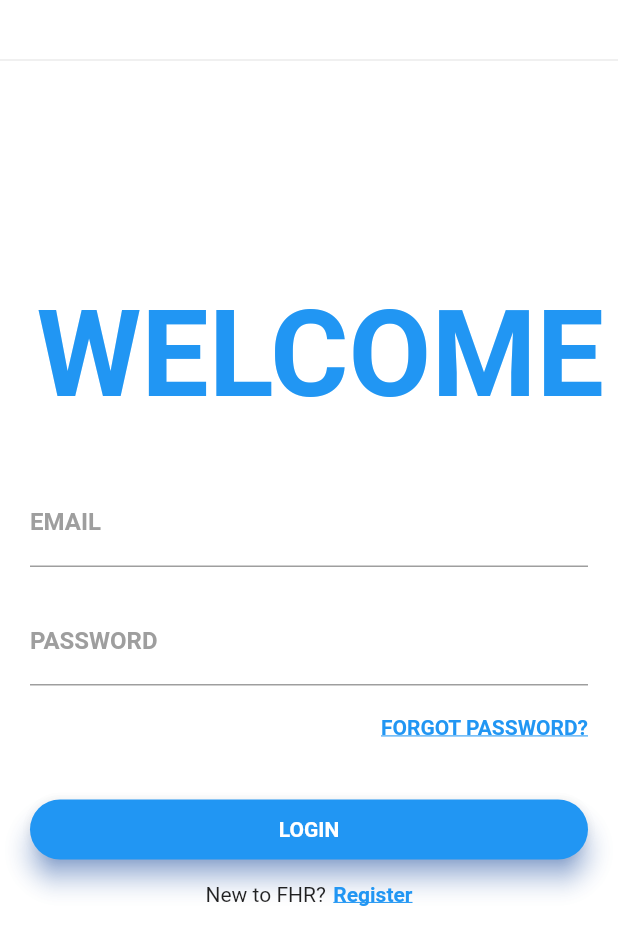
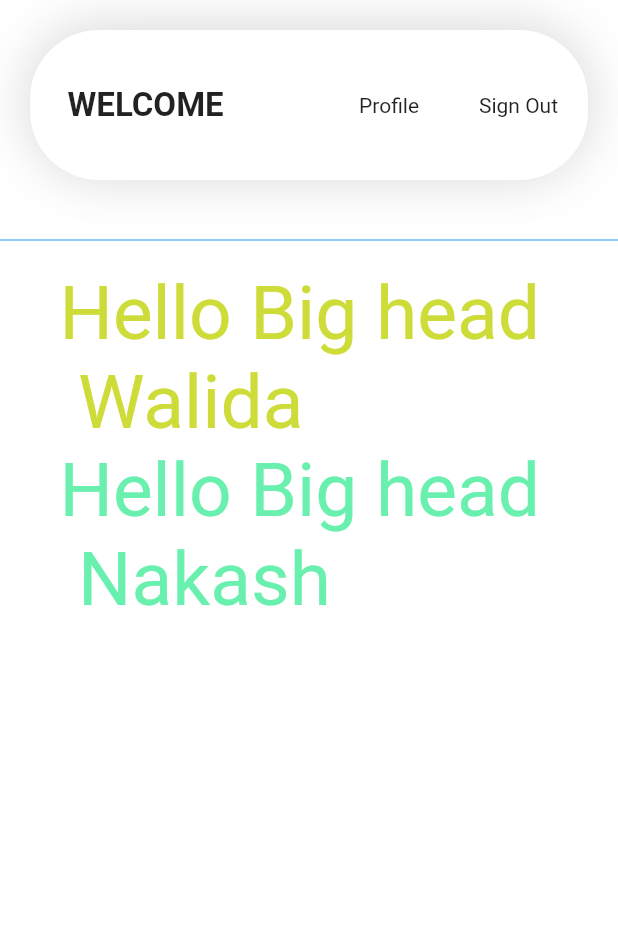
Before and after one commit to famcydaware/csc506-Assignment, a Flutter app: the screen it shows after launch, after a tap on "LOGIN", on a phone screen of 412 x 824 dp. Shown: the top 945 px of the screen. Run offline on Flutter 3.47's test engine with Material 2 defaults, Android fonts, the light colour scheme and no system bars; Roboto replaces fonts that are missing (Monserrat, Montserrat).

Commit message:
homepage and signup page created

```diff
--- /dev/null
+++ b/lib/home.dart
@@ -0,0 +1,76 @@
+import'package:flutter/material.dart';
+import 'main.dart';
+
+class MyHome extends StatefulWidget {
+@override
+_MyHomeState createState() => _MyHomeState();
+}
+
+class _MyHomeState extends State<MyHome>{
+@override
+Widget build(BuildContext context){
+return new Scaffold(
+resizeToAvoidBottomInset:true,
+backgroundColor:Colors.white38,
+body:Column(
+children:[
+Container(
+margin:EdgeInsets.all(20),
+padding:EdgeInsets.all(20),
+decoration:BoxDecoration(
+color:Colors.white,
+borderRadius:BorderRadius.circular(46),
+boxShadow:[
+BoxShadow(
+offset:Offset(0,-2),
+blurRadius:30,
+color:Colors.black.withOpacity(0.16),
+)
+]),
+child:Row(
+children:<Widget>[
+SizedBox(
+width:5,
+),
+Text(
+  "Welcome".toUpperCase(),
+style: TextStyle(fontSize:22,fontWeight:FontWeight.bold),
+),
+Spacer(),
+InkWell(
+  child:Text('Profile'),
+onTap:(){},
+),
+SizedBox(
+height:60,
+width:40,
+),
+InkWell(
+child:Text('Sign Out'),
+onTap:(){
+Navigator.push(
+context,
+new MaterialPageRoute(
+builder:(context) =>MyHomePage()));
+},
+),
+],
+),
+),
+Divider(
+height:40,
+color:Colors.blue,
+),
+Text(
+'Hello Big head \n Walida',
+style:TextStyle(color:Colors.lime,fontSize:50),
+),
+Text(
+'Hello Big head \n Nakash',
+style:TextStyle(color:Colors.greenAccent,fontSize:50),
+)
+],
+),
+);
+}
+}
--- a/lib/main.dart
+++ b/lib/main.dart
@@ -1,5 +1,6 @@
 import 'package:flutter/material.dart';
-import 'package:helloworld/signup.dart';
+import 'signup.dart';
+import 'home.dart';
 
 void main() {
   runApp (new MyApp());
@@ -14,7 +15,8 @@ class MyApp extends StatelessWidget{
       ),
       debugShowCheckedModeBanner: false,
        routes: <String, WidgetBuilder>{
-        '/signup': (BuildContext context) => new SignupPage()
+       '/signup': (BuildContext context) => new SignupPage(),
+         '/home': (BuildContext context) => new MyHome()
       },
 
 
@@ -109,7 +111,9 @@ class _MyHomePageState extends State<MyHomePage>{
                     color: Colors.blue,
                     elevation: 7.0,
                     child: GestureDetector(
-                      onTap: (){},
+                      onTap: (){
+                        Navigator.of(context).pushNamed('/home');
+                      },
                       child: Center(
                         child: Text(
                           'LOGIN',
```
Also changed, not shown: lib/signup.dart (added, +194 -0 lines).
